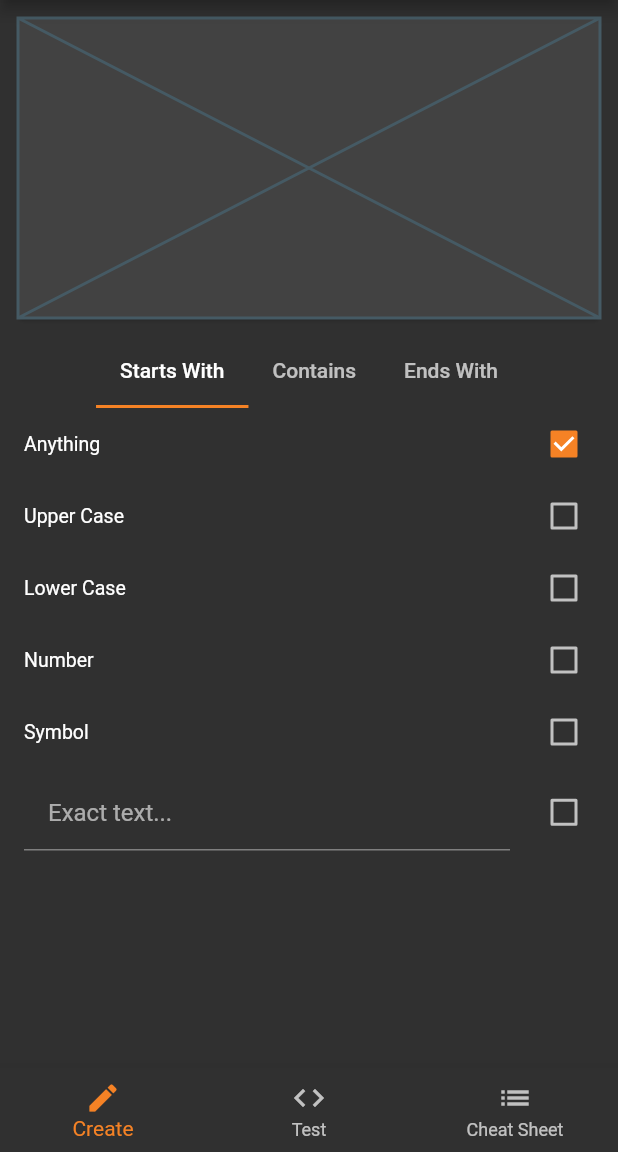
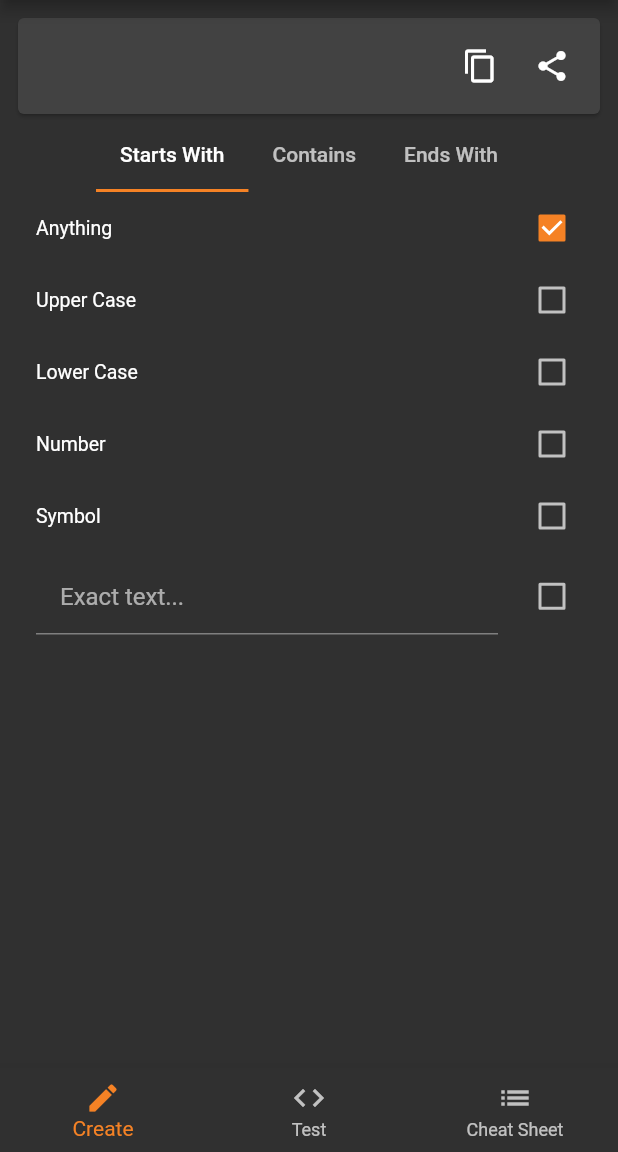
Before and after one commit to KalpeshKundanani/EasyRegex, a Flutter app: the screen it shows after launch, on a phone screen of 412 x 824 dp, the part 84-1236 px from its top. Run offline on Flutter 3.47's test engine with Material 2 defaults, Android fonts, the phone set to English and light mode, and no system bars.

Commit message:
Added UI to Test RegEx

```diff
--- a/lib/app.dart
+++ b/lib/app.dart
@@ -1,77 +1,88 @@
 import 'package:easy_regex/pages/cheat_sheet/cheat_sheet_widget.dart';
-import 'package:easy_regex/pages/create_regex_widget.dart';
-import 'package:easy_regex/pages/test_regex_widget.dart';
+import 'package:easy_regex/pages/create_regex/create_regex_widget.dart';
+import 'package:easy_regex/pages/test_regex/test_regex_widget.dart';
 import 'package:flutter/material.dart';
 import 'package:flutter/services.dart';
 
+final Color _accentColor = Color.fromRGBO(245, 130, 37, 1);
+
 class EasyRegExApp extends StatefulWidget {
   @override
-  _EasyRegExAppState createState() => _EasyRegExAppState();
+  _EasyRegExAppState createState() {
+    _systemSettings();
+    return _EasyRegExAppState();
+  }
 }
 
 class _EasyRegExAppState extends State<EasyRegExApp> {
   int _pageSelection = 0;
 
   @override
-  Widget build(BuildContext context) {
-    _systemSettings();
-    final Color accentColor = Color.fromRGBO(245, 130, 37, 1);
-    return MaterialApp(
-      debugShowCheckedModeBanner: false,
-      theme: ThemeData(
+  Widget build(BuildContext context) => MaterialApp(
+        theme: _themeData,
+        home: Scaffold(
+          appBar: _appBar,
+          body: _currentPage,
+          bottomNavigationBar: _bottomNavigationBar,
+          resizeToAvoidBottomPadding: false,
+        ),
+        debugShowCheckedModeBanner: false,
+      );
+
+  ThemeData get _themeData => ThemeData(
         brightness: Brightness.dark,
-        accentColor: accentColor,
-      ),
-      home: Scaffold(
-        resizeToAvoidBottomPadding: false,
-        appBar: AppBar(
-          title: Text('Easy RegEx'),
-        ),
-        body: _appPages.elementAt(_pageSelection).body,
-        bottomNavigationBar: BottomNavigationBar(
-          items: _appPages
-              .map((AppPage page) => page.bottomNavigationBarItem)
-              .toList(),
-          currentIndex: _pageSelection,
-          selectedItemColor: accentColor,
-          onTap: (int index) {
-            setState(() {
-              _pageSelection = index;
-            });
-          },
-        ),
-      ),
-    );
-  }
+        accentColor: _accentColor,
+      );
 
-  void _systemSettings() {
-    SystemChrome.setPreferredOrientations(
-        [DeviceOrientation.portraitUp, DeviceOrientation.portraitDown]);
-    SystemChrome.setSystemUIOverlayStyle(SystemUiOverlayStyle(
-        statusBarColor: Colors.transparent,
-        systemNavigationBarColor: Color.fromRGBO(48, 48, 48, 1)));
-  }
+  AppBar get _appBar => AppBar(title: Text('Easy RegEx'));
+
+  Widget get _currentPage => _appPages.elementAt(_pageSelection).body;
+
+  BottomNavigationBar get _bottomNavigationBar => BottomNavigationBar(
+        items: _navigablePages,
+        currentIndex: _pageSelection,
+        selectedItemColor: _accentColor,
+        onTap: (int index) {
+          setState(() {
+            _pageSelection = index;
+          });
+        },
+      );
+
+  List<BottomNavigationBarItem> get _navigablePages =>
+      _appPages.map((_AppPage page) => page.navigationBarItem).toList();
 }
 
 @immutable
-class AppPage {
-  final BottomNavigationBarItem bottomNavigationBarItem;
+class _AppPage {
+  final BottomNavigationBarItem navigationBarItem;
   final Widget body;
 
-  const AppPage(this.bottomNavigationBarItem, this.body);
+  const _AppPage({this.navigationBarItem, this.body});
 }
 
-List<AppPage> _appPages = <AppPage>[
-  AppPage(
-    BottomNavigationBarItem(icon: Icon(Icons.edit), title: Text('Create')),
-    CreateRegExWidget(),
+final List<_AppPage> _appPages = <_AppPage>[
+  _AppPage(
+    body: CreateRegExWidget(),
+    navigationBarItem:
+        BottomNavigationBarItem(icon: Icon(Icons.edit), title: Text('Create')),
   ),
-  AppPage(
-    BottomNavigationBarItem(icon: Icon(Icons.code), title: Text('Test')),
-    TestRegExWidget(),
+  _AppPage(
+    body: TestRegExWidget(),
+    navigationBarItem:
+        BottomNavigationBarItem(icon: Icon(Icons.code), title: Text('Test')),
   ),
-  AppPage(
-    BottomNavigationBarItem(icon: Icon(Icons.list), title: Text('Cheat Sheet')),
-    CheatSheetWidget(),
+  _AppPage(
+    body: CheatSheetWidget(),
+    navigationBarItem: BottomNavigationBarItem(
+        icon: Icon(Icons.list), title: Text('Cheat Sheet')),
   ),
 ];
+
+void _systemSettings() {
+  SystemChrome.setPreferredOrientations(
+      [DeviceOrientation.portraitUp, DeviceOrientation.portraitDown]);
+  SystemChrome.setSystemUIOverlayStyle(SystemUiOverlayStyle(
+      statusBarColor: Colors.transparent,
+      systemNavigationBarColor: Color.fromRGBO(48, 48, 48, 1)));
+}
--- a/lib/gui/regex_output_widget.dart
+++ b/lib/gui/regex_output_widget.dart
@@ -1,47 +1,56 @@
-import 'package:easy_regex/gui/regex_value_manager.dart';
+import 'package:easy_regex/regex_change_notifier_provider.dart';
 import 'package:flutter/material.dart';
 
 class RegExOutputWidget extends StatelessWidget {
-  const RegExOutputWidget({
-    Key key,
-  }) : super(key: key);
-
   @override
   Widget build(BuildContext context) {
-    return Align(
-      alignment: Alignment.bottomCenter,
-      child: Card(
+    final ValueNotifier<String> regexValueNotifier =
+        _regexValueNotifier(context);
+    return Card(
         child: Padding(
       padding: const EdgeInsets.all(8.0),
       child: Row(
         mainAxisAlignment: MainAxisAlignment.spaceAround,
         children: <Widget>[
-            Expanded(
+          _regexOutputView(regexValueNotifier),
+          _copyRegexButton(regexValueNotifier),
+          _shareRegexButton(regexValueNotifier),
+        ],
+      ),
+    ));
+  }
+
+  ValueNotifier<String> _regexValueNotifier(BuildContext context) =>
+      RegexChangeNotifierProvider.of(context).regexValueNotifier;
+
+  ValueListenableBuilder<String> _regexOutputView(
+          ValueNotifier<String> regexValueNotifier) =>
+      ValueListenableBuilder<String>(
+        valueListenable: regexValueNotifier,
+        builder: _regexTextBuilder,
+      );
+
+  final ValueWidgetBuilder<String> _regexTextBuilder =
+      (BuildContext context, String value, Widget child) => Expanded(
             child: Padding(
               padding: const EdgeInsets.all(8.0),
-                child: ValueListenableBuilder<String>(
-                  builder: (BuildContext context, String value, Widget child) {
-                    return Text(value);
+              child: Text(value),
+            ),
+          );
+
+  IconButton _shareRegexButton(ValueNotifier<String> regexValueNotifier) =>
+      IconButton(
+        icon: Icon(Icons.share),
+        onPressed: () {
+          regexValueNotifier.value = 'Share';
         },
-                  valueListenable: regexValueListenable,
-                ),
-              ),
-            ),
+      );
+
+  IconButton _copyRegexButton(ValueNotifier<String> regexValueNotifier) =>
       IconButton(
+        icon: Icon(Icons.content_copy),
         onPressed: () {
-                regexValueListenable.value = 'Copy';
+          regexValueNotifier.value = 'Copy';
         },
-              icon: Icon(Icons.content_copy),
-            ),
-            IconButton(
-              onPressed: () {
-                regexValueListenable.value = 'Share';
-              },
-              icon: Icon(Icons.share),
-            ),
-          ],
-        ),
-      )),
       );
 }
-}
--- a/lib/gui/regex_value_manager.dart
+++ b/lib/gui/regex_value_manager.dart
@@ -1,6 +1,4 @@
 import 'package:flutter/material.dart';
-
-final ValueNotifier<String> regexValueListenable = ValueNotifier<String>('');
 
 final ValueNotifier<MatchOn> matchOnListenable =
     ValueNotifier<MatchOn>(MatchOn.words);
--- /dev/null
+++ b/lib/pages/create_regex/create_regex_widget.dart
@@ -0,0 +1,62 @@
+import 'package:easy_regex/gui/regex_output_widget.dart';
+import 'package:flutter/material.dart';
+
+import 'tabs/contains_widget.dart';
+import 'tabs/ends_with_widget.dart';
+import 'tabs/starts_with_widget.dart';
+
+class CreateRegExWidget extends StatefulWidget {
+  @override
+  _CreateRegExWidgetState createState() => _CreateRegExWidgetState();
+}
+
+class _CreateRegExWidgetState extends State<CreateRegExWidget>
+    with SingleTickerProviderStateMixin {
+  TabController _tabController;
+
+  @override
+  void initState() {
+    _tabController =
+        TabController(vsync: this, length: _createRegExTabs.length);
+    super.initState();
+  }
+
+  @override
+  Widget build(BuildContext context) {
+    return Padding(
+      padding: const EdgeInsets.all(8.0),
+      child: Column(
+        children: <Widget>[
+          RegExOutputWidget(),
+          TabBar(isScrollable: true, controller: _tabController, tabs: _tabs),
+          Expanded(
+            child: TabBarView(controller: _tabController, children: _tabBodies),
+          ),
+        ],
+      ),
+    );
+  }
+
+  List<Widget> get _tabBodies =>
+      _createRegExTabs.map((_createRegExTab) => _createRegExTab.body).toList();
+
+  List<Tab> get _tabs => _createRegExTabs
+      .map((_createRegExTab) => _createRegExTab.toTab())
+      .toList();
+}
+
+final List<_CreateRegExTab> _createRegExTabs = <_CreateRegExTab>[
+  _CreateRegExTab('Starts With', StartsWithWidget()),
+  _CreateRegExTab('Contains', ContainsWidget()),
+  _CreateRegExTab('Ends With', EndsWithWidget()),
+];
+
+@immutable
+class _CreateRegExTab {
+  final String title;
+  final Widget body;
+
+  const _CreateRegExTab(this.title, this.body);
+
+  Tab toTab() => Tab(child: Text(title));
+}
--- a/lib/pages/create_regex_widget.dart
+++ /dev/null
@@ -1,70 +0,0 @@
-import 'package:easy_regex/gui/tabs/contains_widget.dart';
-import 'package:easy_regex/gui/tabs/ends_with_widget.dart';
-import 'package:easy_regex/gui/tabs/starts_with_widget.dart';
-import 'package:flutter/material.dart';
-
-class CreateRegExWidget extends StatefulWidget {
-  @override
-  _CreateRegExWidgetState createState() => _CreateRegExWidgetState();
-}
-
-class _CreateRegExWidgetState extends State<CreateRegExWidget>
-    with SingleTickerProviderStateMixin {
-  TabController _tabController;
-
-  @override
-  void initState() {
-    _tabController = TabController(
-      vsync: this,
-      length: _tabs.length,
-    );
-    super.initState();
-  }
-
-  @override
-  Widget build(BuildContext context) {
-    return Column(
-      children: <Widget>[
-        Padding(
-          padding: const EdgeInsets.all(8.0),
-          child: Card(
-            child: Placeholder(
-              // RegEx View
-              fallbackHeight: 200,
-            ),
-          ),
-        ),
-        TabBar(
-          isScrollable: true,
-          controller: _tabController,
-          tabs: buildTabTitles,
-        ),
-        Expanded(
-          child: TabBarView(
-            controller: _tabController,
-            children: buildTabBodies,
-          ),
-        ),
-      ],
-    );
-  }
-
-  List<Widget> get buildTabBodies => _tabs.map(((_tab) => _tab.body)).toList();
-
-  List<Tab> get buildTabTitles =>
-      _tabs.map(((_tab) => Tab(child: Text(_tab.title)))).toList();
-}
-
-final List<_CreateRegExTab> _tabs = <_CreateRegExTab>[
-  _CreateRegExTab('Starts With', StartsWithWidget()),
-  _CreateRegExTab('Contains', ContainsWidget()),
-  _CreateRegExTab('Ends With', EndsWithWidget()),
-];
-
-@immutable
-class _CreateRegExTab {
-  final String title;
-  final Widget body;
-
-  const _CreateRegExTab(this.title, this.body);
-}
--- /dev/null
+++ b/lib/regex_change_notifier_provider.dart
@@ -0,0 +1,27 @@
+import 'package:easy_regex/pages/test_regex/test_regex_widget.dart';
+import 'package:flutter/material.dart';
+
+class RegexChangeNotifierProvider extends InheritedWidget {
+  final ValueNotifier<String> regexValueNotifier;
+  final ValueNotifier<String> testRegexNotifier;
+  final ValueNotifier<String> testTextNotifier;
+  final ValueNotifier<RegexTestChoice> testRegexSelectionNotifier;
+
+  const RegexChangeNotifierProvider({
+    this.regexValueNotifier,
+    this.testRegexNotifier,
+    this.testRegexSelectionNotifier,
+    this.testTextNotifier,
+    Key key,
+    @required Widget child,
+  })  : assert(child != null),
+        super(key: key, child: child);
+
+  static RegexChangeNotifierProvider of(BuildContext context) =>
+      context.dependOnInheritedWidgetOfExactType<RegexChangeNotifierProvider>();
+
+  @override
+  bool updateShouldNotify(InheritedWidget oldWidget) =>
+      regexValueNotifier ==
+      (oldWidget as RegexChangeNotifierProvider).regexValueNotifier;
+}
```
Also changed, not shown: lib/gui/main_ui.dart (deleted, +0 -42 lines), lib/main.dart (+15 -1 lines), lib/pages/test_regex/test_regex_widget.dart (added, +210 -0 lines), lib/pages/test_regex/test_text.dart (added, +7 -0 lines), lib/pages/test_regex_widget.dart (deleted, +0 -8 lines), lib/pages/create_regex/tabs/contains_widget.dart (renamed from lib/gui/tabs/contains_widget.dart), lib/pages/create_regex/tabs/ends_with_widget.dart (renamed from lib/gui/tabs/ends_with_widget.dart), lib/pages/create_regex/tabs/starts_with_widget.dart (renamed from lib/gui/tabs/starts_with_widget.dart). Lines whose indentation alone changed are shown as unchanged.
